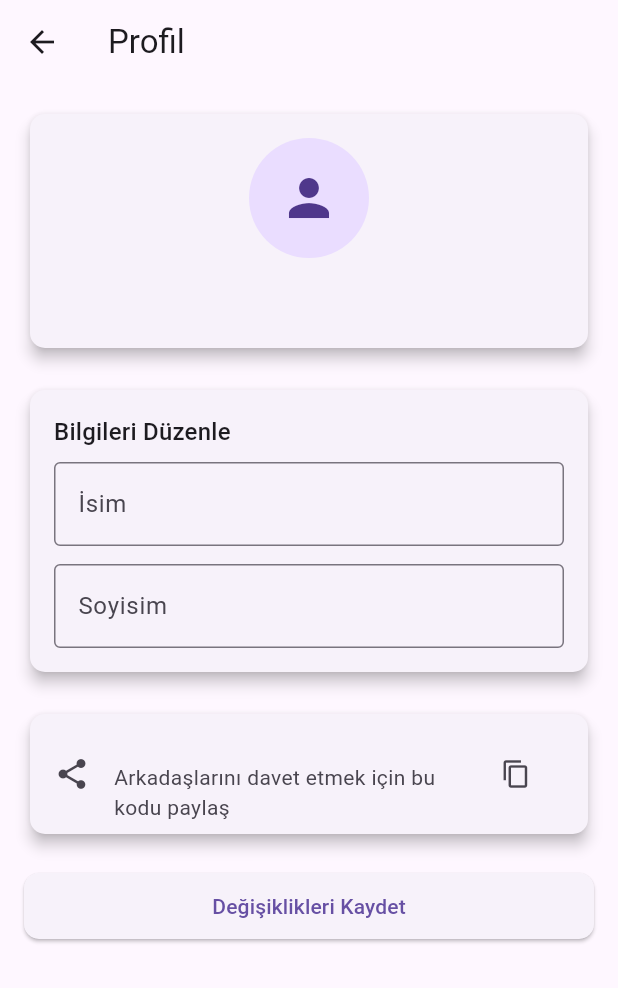
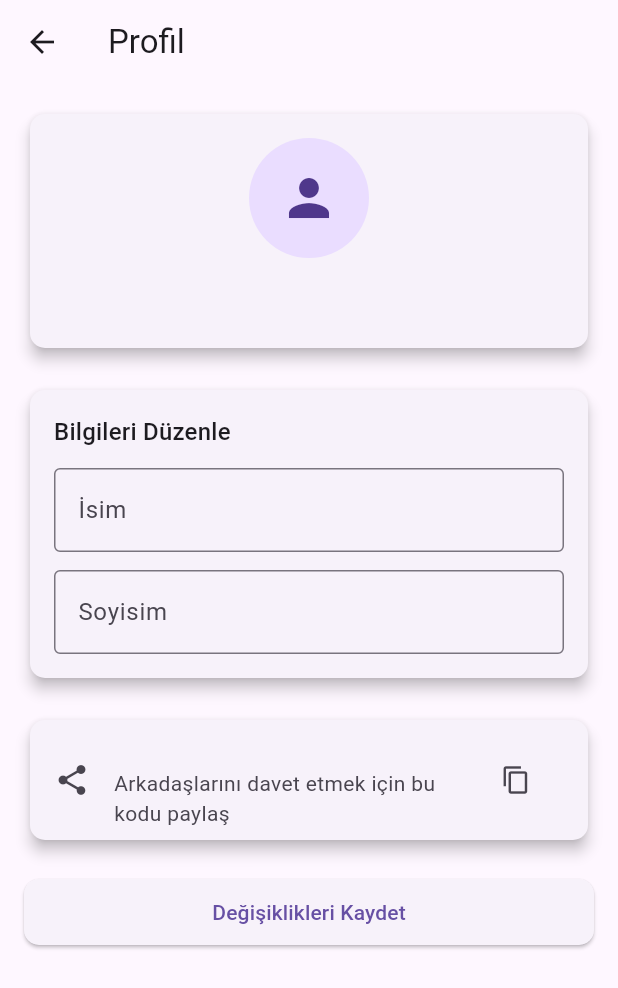
Before and after one commit to Abdullah15092002/al-sveris_sepeti_flutter, a Flutter app: the screen it shows once a user with an empty profile is signed in, after a tap on the "person" icon, on a phone screen of 412 x 824 dp. Shown: the top 988 px of the screen. Run offline on Flutter 3.47's test engine with Material 3 defaults, Android fonts, the phone set to English and light mode, and no system bars; our stand-ins replace cloud_firestore, firebase_auth, firebase_core; accounts and stored records are empty.

Commit message:
Temiz ve Son Hali

```diff
--- a/lib/main.dart
+++ b/lib/main.dart
@@ -1,3 +1,4 @@
+// Uygulamanın başlangıç noktası (entry point). Firebase'i başlatır ve ana widget'ı çalıştırır.
 import 'package:flutter/material.dart';
 import 'package:firebase_core/firebase_core.dart';
 import 'package:firebase_auth/firebase_auth.dart';
@@ -16,12 +17,12 @@ void main() async {
   runApp(const MyApp());
 }
 
+// Uygulamanın kök widget'ı. MaterialApp, tema ve provider'ları ayarlar.
 class MyApp extends StatelessWidget {
   const MyApp({super.key});
 
   @override
   Widget build(BuildContext context) {
-    // DEĞİŞİKLİK: Uygulama genelinde servisleri erişilebilir kılmak için MultiProvider kullanılıyor.
     return MultiProvider(
       providers: [
         Provider<AuthService>(create: (_) => AuthService()),
@@ -31,13 +32,18 @@ class MyApp extends StatelessWidget {
       ],
       child: MaterialApp(
         title: 'Ortak Alışveriş Listesi',
-        theme: ThemeData(primarySwatch: Colors.deepPurple),
+        debugShowCheckedModeBanner: false, // Debug etiketini kaldırır
+        theme: ThemeData(
+          primarySwatch: Colors.deepPurple,
+          visualDensity: VisualDensity.adaptivePlatformDensity,
+        ),
         home: const AuthWrapper(),
       ),
     );
   }
 }
 
+// Kullanıcının giriş durumunu dinler ve HomePage veya SignInPage'e yönlendirir.
 class AuthWrapper extends StatelessWidget {
   const AuthWrapper({super.key});
 
--- a/lib/screens/group_page.dart
+++ b/lib/screens/group_page.dart
@@ -1,3 +1,4 @@
+// Kullanıcının dahil olduğu grupları listeler ve yeni grup oluşturmaya olanak tanır.
 import 'package:alisveris_sepeti/screens/group_detail_page.dart';
 import 'package:flutter/material.dart';
 import 'package:cloud_firestore/cloud_firestore.dart';
@@ -16,6 +17,7 @@ class GroupsPage extends StatefulWidget {
 class _GroupsPageState extends State<GroupsPage> {
   late final Stream<QuerySnapshot> _myGroupsStream;
 
+  // Sayfa ilk yüklendiğinde kullanıcının gruplarını dinleyecek stream'i başlatır.
   @override
   void initState() {
     super.initState();
@@ -82,8 +84,6 @@ class _GroupsPageState extends State<GroupsPage> {
                     itemCount: docs.length,
                     itemBuilder: (context, index) {
                       final data = docs[index].data() as Map<String, dynamic>;
-
-                      // HATA BURADAYDI: Bu üç satır eksikti.
                       final groupId = docs[index].id;
                       final groupName = data['name'] ?? 'Adsız Grup';
                       final ownerId = data['ownerId'] as String;
@@ -129,6 +129,7 @@ class _GroupsPageState extends State<GroupsPage> {
     );
   }
 
+  // Yeni bir grup oluşturmak için dialog penceresi gösterir.
   void _showCreateGroupDialog(
     BuildContext context,
     GroupService groupService,
--- a/lib/screens/home_page.dart
+++ b/lib/screens/home_page.dart
@@ -1,3 +1,4 @@
+// Kullanıcı giriş yaptıktan sonra karşılaştığı ana yönlendirme sayfasıdır.
 import 'package:alisveris_sepeti/screens/group_page.dart';
 import 'package:alisveris_sepeti/screens/mylists_page.dart';
 import 'package:alisveris_sepeti/screens/profil_page.dart';
@@ -15,31 +16,35 @@ class HomePage extends StatelessWidget {
   @override
   Widget build(BuildContext context) {
     final user = FirebaseAuth.instance.currentUser!;
-    final userService = Provider.of<UserService>(context);
+    final userService = Provider.of<UserService>(context, listen: false);
     final authService = Provider.of<AuthService>(context, listen: false);
 
     return Scaffold(
       appBar: AppBar(
-        title: const Text('Alışveriş Dashboard'),
+        title: const Text('Alışveriş Listem'),
         actions: [
           IconButton(
             icon: const Icon(Icons.logout),
+            tooltip: 'Çıkış Yap',
             onPressed: () => authService.signOut(),
           ),
+          // Kullanıcının davet sayısını gösteren bildirim ikonu
           StreamBuilder<DocumentSnapshot>(
             stream: userService.getInvitesStream(user.uid),
             builder: (context, snapshot) {
               int inviteCount = 0;
-              if (snapshot.hasData) {
+              if (snapshot.hasData && snapshot.data!.exists) {
                 final data = snapshot.data!.data() as Map<String, dynamic>?;
                 final invites = data?['groupInvites'] ?? [];
                 inviteCount = (invites as List).length;
               }
 
               return Stack(
+                alignment: Alignment.center,
                 children: [
                   IconButton(
-                    icon: const Icon(Icons.mail),
+                    icon: const Icon(Icons.mail_outline),
+                    tooltip: 'Grup Davetleri',
                     onPressed: () {
                       Navigator.push(
                         context,
@@ -68,7 +73,6 @@ class HomePage extends StatelessWidget {
                           style: const TextStyle(
                             color: Colors.white,
                             fontSize: 10,
-                            fontWeight: FontWeight.bold,
                           ),
                           textAlign: TextAlign.center,
                         ),
@@ -79,9 +83,10 @@ class HomePage extends StatelessWidget {
             },
           ),
           IconButton(
+            tooltip: 'Profil',
             icon: const CircleAvatar(
-              radius: 15,
-              child: Icon(Icons.person, size: 20),
+              radius: 16,
+              child: Icon(Icons.person, size: 18),
             ),
             onPressed: () {
               Navigator.push(
@@ -93,12 +98,20 @@ class HomePage extends StatelessWidget {
         ],
       ),
       body: Center(
+        child: Padding(
+          padding: const EdgeInsets.symmetric(horizontal: 32.0),
           child: Column(
             mainAxisAlignment: MainAxisAlignment.center,
+            crossAxisAlignment: CrossAxisAlignment.stretch,
             children: [
+              // Butonların daha belirgin olması için stil eklendi
               ElevatedButton.icon(
-              icon: const Icon(Icons.list),
-              label: const Text("My Lists"),
+                style: ElevatedButton.styleFrom(
+                  padding: const EdgeInsets.symmetric(vertical: 16),
+                  textStyle: const TextStyle(fontSize: 18),
+                ),
+                icon: const Icon(Icons.list_alt),
+                label: const Text("Listelerim"),
                 onPressed: () {
                   Navigator.push(
                     context,
@@ -108,8 +121,12 @@ class HomePage extends StatelessWidget {
               ),
               const SizedBox(height: 20),
               ElevatedButton.icon(
+                style: ElevatedButton.styleFrom(
+                  padding: const EdgeInsets.symmetric(vertical: 16),
+                  textStyle: const TextStyle(fontSize: 18),
+                ),
                 icon: const Icon(Icons.group),
-              label: const Text("Groups"),
+                label: const Text("Gruplarım"),
                 onPressed: () {
                   Navigator.push(
                     context,
@@ -120,6 +137,7 @@ class HomePage extends StatelessWidget {
             ],
           ),
         ),
+      ),
     );
   }
 }
--- a/lib/screens/profil_page.dart
+++ b/lib/screens/profil_page.dart
@@ -1,3 +1,4 @@
+// Kullanıcının profil bilgilerini gösterir ve düzenlemesine olanak tanır.
 import 'package:flutter/material.dart';
 import 'package:flutter/services.dart';
 import 'package:firebase_auth/firebase_auth.dart';
@@ -18,7 +19,6 @@ class _ProfilePageState extends State<ProfilePage> {
 
   bool _loading = true;
   String _errorMessage = '';
-  // YENİ: Davet kodunu tutacak state değişkeni
   String _inviteCode = '';
 
   @override
@@ -27,6 +27,7 @@ class _ProfilePageState extends State<ProfilePage> {
     _loadUserData();
   }
 
+  // Firestore'dan kullanıcının mevcut verilerini yükler.
   Future<void> _loadUserData() async {
     final userService = Provider.of<UserService>(context, listen: false);
     try {
@@ -35,7 +36,6 @@ class _ProfilePageState extends State<ProfilePage> {
         final data = doc.data() as Map<String, dynamic>?;
         _nameController.text = data?['name'] ?? '';
         _surnameController.text = data?['surname'] ?? '';
-        // DEĞİŞİKLİK: Davet kodunu da data'dan alıyoruz
         setState(() {
           _inviteCode = data?['inviteCode'] ?? 'Kod bulunamadı';
         });
@@ -55,6 +55,7 @@ class _ProfilePageState extends State<ProfilePage> {
     }
   }
 
+  // Kullanıcının yaptığı değişiklikleri Firestore'a kaydeder.
   Future<void> _saveChanges() async {
     final userService = Provider.of<UserService>(context, listen: false);
     try {
@@ -62,7 +63,6 @@ class _ProfilePageState extends State<ProfilePage> {
         _user.uid,
         name: _nameController.text.trim(),
         surname: _surnameController.text.trim(),
-        email: _user.email,
       );
 
       if (mounted) {
@@ -94,11 +94,9 @@ class _ProfilePageState extends State<ProfilePage> {
 
     return Scaffold(
       appBar: AppBar(title: const Text('Profil')),
-      // DEĞİŞİKLİK: Arayüzü ListView ile sarmalıyoruz (daha esnek bir yapı)
       body: ListView(
         padding: const EdgeInsets.all(16),
         children: [
-          // DEĞİŞİKLİK: Bilgileri Card widget'ları içinde grupluyoruz
           Card(
             elevation: 4,
             shape: RoundedRectangleBorder(
@@ -114,16 +112,19 @@ class _ProfilePageState extends State<ProfilePage> {
                   ),
                   const SizedBox(height: 16),
                   Text(
-                    // İsim ve soyisim boşsa e-postayı göster
                     (_nameController.text.isEmpty &&
                             _surnameController.text.isEmpty)
                         ? _user.email!
                         : '${_nameController.text} ${_surnameController.text}',
                     style: Theme.of(context).textTheme.titleLarge,
+                    textAlign: TextAlign.center,
                   ),
                   if (_nameController.text.isNotEmpty ||
                       _surnameController.text.isNotEmpty)
-                    Text(_user.email!),
+                    Padding(
+                      padding: const EdgeInsets.only(top: 4.0),
+                      child: Text(_user.email!),
+                    ),
                 ],
               ),
             ),
@@ -143,7 +144,7 @@ class _ProfilePageState extends State<ProfilePage> {
                     "Bilgileri Düzenle",
                     style: Theme.of(context).textTheme.titleMedium,
                   ),
-                  const SizedBox(height: 8),
+                  const SizedBox(height: 12),
                   TextField(
                     controller: _nameController,
                     decoration: const InputDecoration(
@@ -164,7 +165,6 @@ class _ProfilePageState extends State<ProfilePage> {
             ),
           ),
           const SizedBox(height: 20),
-          // DEĞİŞİKLİK: UID yerine davet kodunu gösteren yeni Card
           Card(
             elevation: 4,
             shape: RoundedRectangleBorder(
@@ -185,7 +185,6 @@ class _ProfilePageState extends State<ProfilePage> {
               trailing: IconButton(
                 icon: const Icon(Icons.copy, size: 20),
                 onPressed: () {
-                  // DEĞİŞİKLİK: Artık davet kodunu kopyalıyoruz
                   Clipboard.setData(ClipboardData(text: _inviteCode));
                   ScaffoldMessenger.of(context).showSnackBar(
                     const SnackBar(content: Text('Davet kodu kopyalandı!')),
--- a/lib/screens/sign_in_page.dart
+++ b/lib/screens/sign_in_page.dart
@@ -1,3 +1,4 @@
+// Kullanıcının e-posta ve şifre ile uygulamaya giriş yapmasını sağlar.
 import 'package:flutter/material.dart';
 import 'package:provider/provider.dart';
 import 'package:alisveris_sepeti/services/auth_service.dart';
@@ -23,6 +24,7 @@ class _SignInPageState extends State<SignInPage> {
     super.dispose();
   }
 
+  // AuthService'i kullanarak kullanıcı girişini dener ve hata yönetimi yapar.
   Future<void> _signIn() async {
     final authService = Provider.of<AuthService>(context, listen: false);
     final errorMessage = await authService.signIn(
--- a/lib/widgets/auth_form.dart
+++ b/lib/widgets/auth_form.dart
@@ -1,3 +1,4 @@
+// Giriş ve kayıt sayfalarında kullanılan, yeniden kullanılabilir form widget'ı.
 import 'package:flutter/material.dart';
 
 class AuthForm extends StatelessWidget {
@@ -27,19 +28,22 @@ class AuthForm extends StatelessWidget {
             decoration: const InputDecoration(labelText: 'E-posta'),
             keyboardType: TextInputType.emailAddress,
           ),
+          const SizedBox(height: 12),
           TextField(
             controller: passwordController,
             decoration: const InputDecoration(labelText: 'Şifre'),
             obscureText: true,
           ),
-          const SizedBox(height: 20),
+          const SizedBox(height: 24),
           ElevatedButton(onPressed: onSubmitted, child: Text(buttonText)),
-          const SizedBox(height: 10),
           if (errorMessage.isNotEmpty)
-            Text(
-              errorMessage,
-              style: const TextStyle(color: Colors.red),
-              textAlign: TextAlign.center,
+            Padding(
+              padding: const EdgeInsets.only(top: 16.0),
+              child: Text(
+                errorMessage,
+                style: const TextStyle(color: Colors.red),
+                textAlign: TextAlign.center,
+              ),
             ),
         ],
       ),
```
Also changed, not shown: lib/screens/group_detail_page.dart (+68 -52 lines), lib/screens/group_invites_page.dart (+22 -5 lines), lib/screens/list_detail_page.dart (renamed from lib/list/list_detail_page.dart, +3 -7 lines), lib/screens/mylists_page.dart (+5 -4 lines), lib/screens/sign_up_page.dart (+5 -2 lines), lib/services/auth_service.dart (+11 -7 lines), lib/services/group_service.dart (+6 -11 lines), lib/services/list_service.dart (+7 -1 lines), lib/services/user_service.dart (+41 -26 lines), lib/utils/dialog_helper.dart (+1 -7 lines), lib/widgets/delete_icon_button.dart (+4 -9 lines), lib/widgets/group_members_list.dart (added, +85 -0 lines). Lines whose indentation alone changed are shown as unchanged.
